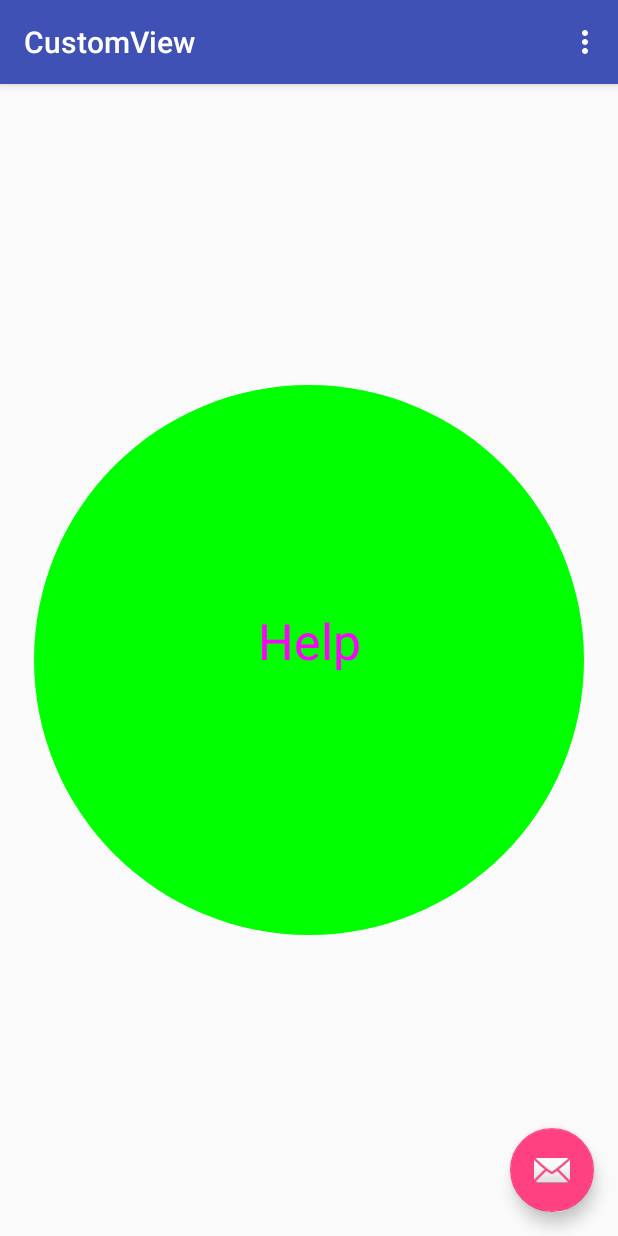
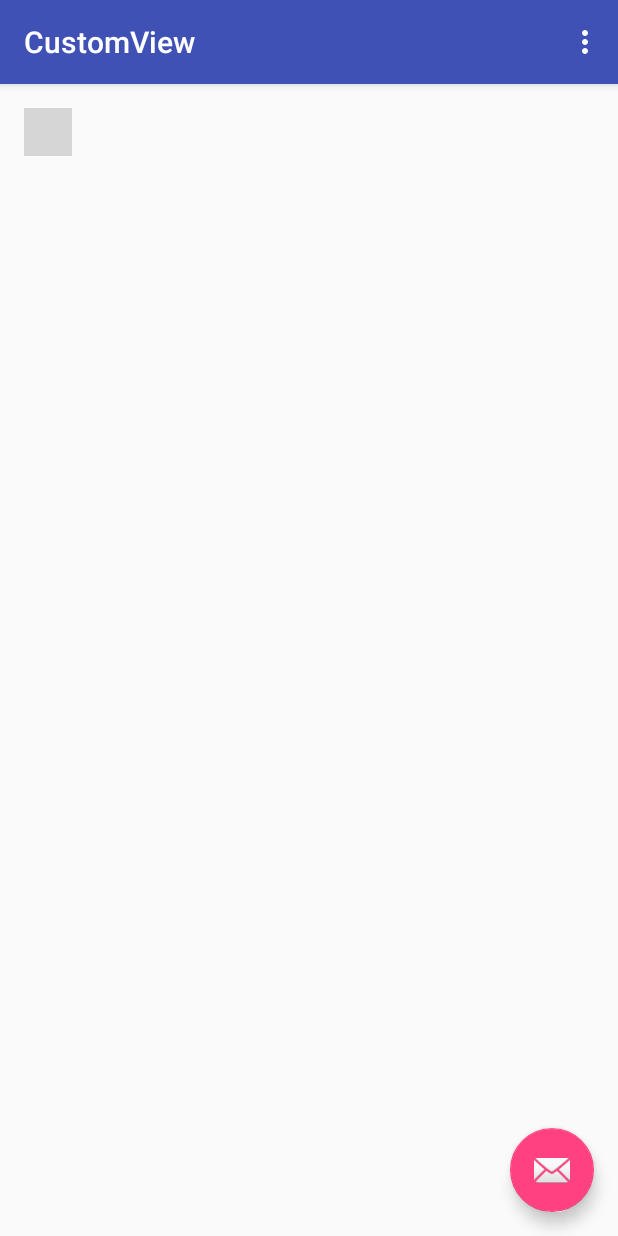
Before and after one commit to dev-bpn/CustomView, an Android app: the screen it shows after launch (MainActivity), after a tap on an icon or button, on a phone screen of 412 x 824 dp. Run offline under Robolectric (Android 15) with nearby library versions, the phone set to English and light mode, and no system bars; plain views replace CustomView; grey boxes are pictures that could not be loaded.

Commit message:
Cleaning Master

```diff
--- a/app/src/main/java/custom_view/bpn/com/customview/MainActivity.java
+++ b/app/src/main/java/custom_view/bpn/com/customview/MainActivity.java
@@ -1,6 +1,5 @@
 package custom_view.bpn.com.customview;
 
-import android.graphics.Color;
 import android.os.Bundle;
 import android.support.design.widget.FloatingActionButton;
 import android.support.v7.app.AppCompatActivity;
@@ -9,11 +8,7 @@ import android.view.Menu;
 import android.view.MenuItem;
 import android.view.View;
 
-import custom_view.bpn.com.customview.view.CustomView;
-
 public class MainActivity extends AppCompatActivity {
-
-    private CustomView customView;
 
     @Override
     protected void onCreate(Bundle savedInstanceState) {
@@ -29,12 +24,13 @@ public class MainActivity extends AppCompatActivity {
 
 
     /**
-     * TutsPlus Custom View task
-     * http://code.tutsplus.com/tutorials/android-sdk-creating-custom-views--mobile-14548
+     * Custom View task
      *
      * */
     private void customViewTasks() {
-        customView = (CustomView) findViewById(R.id.customView);
+
+
+
     }
 
     /**Fab Tasks*/
@@ -43,10 +39,6 @@ public class MainActivity extends AppCompatActivity {
         fab.setOnClickListener(new View.OnClickListener() {
             @Override
             public void onClick(View view) {
-
-                customView.setCircleColor(Color.GREEN);
-                customView.setLabelColor(Color.MAGENTA);
-                customView.setLabelText("Help");
 
             }
         });
--- a/app/src/main/java/custom_view/bpn/com/customview/view/CustomView.java
+++ /dev/null
@@ -1,124 +0,0 @@
-package custom_view.bpn.com.customview.view;
-
-import android.content.Context;
-import android.content.res.TypedArray;
-import android.graphics.Canvas;
-import android.graphics.Paint;
-import android.util.AttributeSet;
-import android.view.View;
-
-import custom_view.bpn.com.customview.R;
-
-/**
- * Created by dipesh on 6/27/16.
- */
-public class CustomView extends View {
-
-    //circle and text colors
-    private int circleCol, labelCol;
-    //label text
-    private String circleText;
-    //paint for drawing custom view
-    private Paint circlePaint;
-
-    public CustomView(Context context) {
-        super(context);
-    }
-
-    public CustomView(Context context, AttributeSet attrs) {
-        super(context, attrs);
-
-        //get the attributes specified in attrs.xml using the name we included
-        TypedArray a = context.getTheme().obtainStyledAttributes(attrs,
-                R.styleable.CustomView, 0, 0);
-
-        try {
-            //get the text and colors specified using the names in attrs.xml
-            circleText = a.getString(R.styleable.CustomView_circleLabel);
-            circleCol = a.getInteger(R.styleable.CustomView_circleColor, 0);//0 is default
-            labelCol = a.getInteger(R.styleable.CustomView_labelColor, 0);
-        } finally {
-            a.recycle();
-        }
-    }
-
-
-    @Override
-    protected void onDraw(Canvas canvas) {
-        super.onDraw(canvas);
-
-        //paint object for drawing in onDraw
-        circlePaint = new Paint();
-
-        //get half of the width and height as we are working with a circle
-        int viewWidthHalf = this.getMeasuredWidth() / 2;
-        int viewHeightHalf = this.getMeasuredHeight() / 2;
-
-        //get the radius as half of the width or height, whichever is smaller
-//subtract ten so that it has some space around it
-        int radius = 0;
-        if (viewWidthHalf > viewHeightHalf)
-            radius = viewHeightHalf - 10;
-        else
-            radius = viewWidthHalf - 10;
-
-        circlePaint.setStyle(Paint.Style.FILL);
-        circlePaint.setAntiAlias(true);
-
-        //set the paint color using the circle color specified
-        circlePaint.setColor(circleCol);
-
-        canvas.drawCircle(viewWidthHalf, viewHeightHalf, radius, circlePaint);
-
-        //set the text color using the color specified
-        circlePaint.setColor(labelCol);
-
-        //set text properties
-        circlePaint.setTextAlign(Paint.Align.CENTER);
-        circlePaint.setTextSize(50);
-
-        //draw the text using the string attribute and chosen properties
-        canvas.drawText(circleText, viewWidthHalf, viewHeightHalf, circlePaint);
-    }
-
-    /** Setters*/
-    public void setLabelColor(int newColor){
-        //update the instance variable
-        labelCol=newColor;
-        //redraw the view
-        invalidate();
-        requestLayout();
-    }
-
-    public void setLabelText(String newLabel){
-        //update the instance variable
-        circleText=newLabel;
-        //redraw the view
-        invalidate();
-        requestLayout();
-    }
-
-    public void setCircleColor(int newColor){
-        //update the instance variable
-        circleCol=newColor;
-        //redraw the view
-        invalidate();
-        requestLayout();
-    }
-
-    /** Getters*/
-    public int getCircleColor(){
-        return circleCol;
-    }
-
-    public int getLabelColor(){
-        return labelCol;
-    }
-
-    public String getLabelText(){
-        return circleText;
-    }
-
-
-
-}
```
